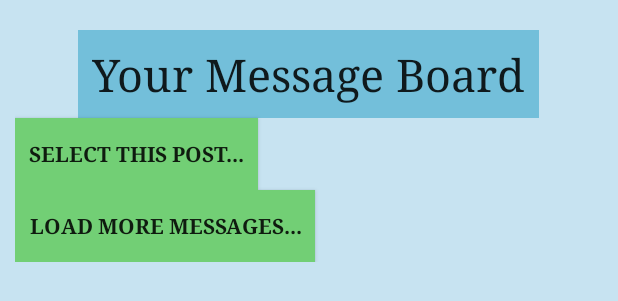
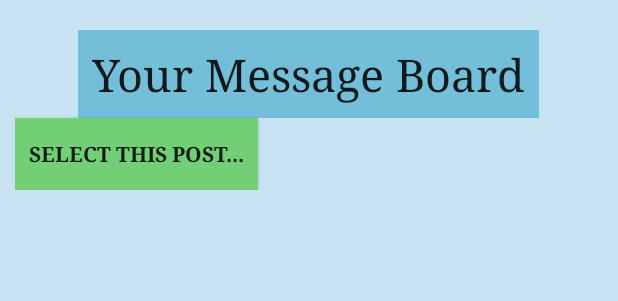
Before and after one commit to khann18/Care-to-Share, an Android app: the layout view_message_board.xml on its own in the app's theme, with its tools: preview values and no code run, on a phone screen of 412 x 824 dp. Shown: the top 301 px of the screen. Run offline under Robolectric (Android 15) with nearby library versions, the phone set to English and light mode, and no system bars.

```diff
--- a/mobile/app/src/main/res/layout/view_message_board.xml
+++ b/mobile/app/src/main/res/layout/view_message_board.xml
@@ -33,6 +33,15 @@
                 android:textAppearance="@style/TextAppearance.AppCompat.Large"
                 android:textSize="30sp" />
 
+
+
+
+            <RadioGroup
+                android:id="@+id/radiogroup"
+                android:layout_width="wrap_content"
+                android:layout_height="wrap_content"></RadioGroup>
+
+
             <Button
                 android:id="@+id/select_post"
                 android:layout_width="wrap_content"
@@ -44,22 +53,6 @@
                 android:textStyle="bold"
                 android:onClick="onSelectButtonClick"/>
 
-
-            <RadioGroup
-                android:id="@+id/radiogroup"
-                android:layout_width="wrap_content"
-                android:layout_height="wrap_content"
-                android:layout_centerHorizontal="true"></RadioGroup>
-
-            <Button
-                android:id="@+id/load_more"
-                android:layout_width="wrap_content"
-                android:layout_height="wrap_content"
-                android:background="#72CF75"
-                android:fontFamily="serif"
-                android:padding="9dp"
-                android:text="Load More Messages..."
-                android:textStyle="bold" />
         </LinearLayout>
 
     </ScrollView>
```
Also changed, not shown: mobile/app/src/main/java/edu/upenn/cis350/cis350finalproject/APITask.java (+4 -4 lines), mobile/app/src/main/java/edu/upenn/cis350/cis350finalproject/DataSource.java (+30 -0 lines), mobile/app/src/main/java/edu/upenn/cis350/cis350finalproject/MainActivity.java (+7 -5 lines), mobile/app/src/main/java/edu/upenn/cis350/cis350finalproject/MessageBoardActivity.java (+39 -21 lines), mobile/app/src/main/java/edu/upenn/cis350/cis350finalproject/MessageResponseActivity.java (+8 -1 lines), 1 other file.
